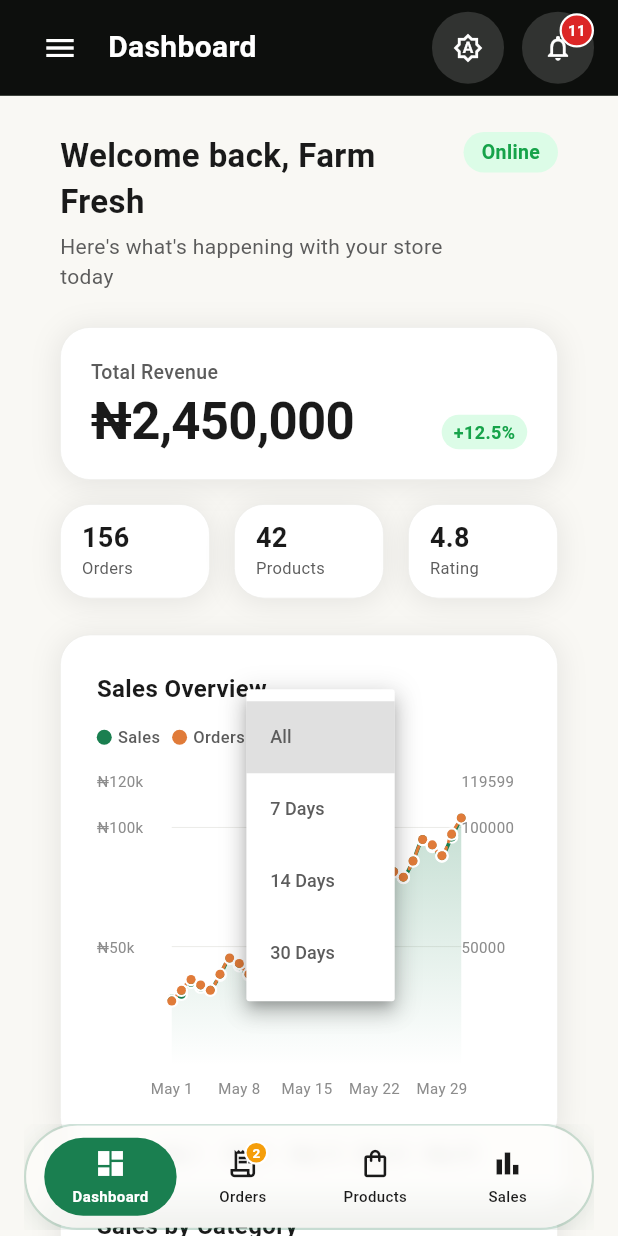
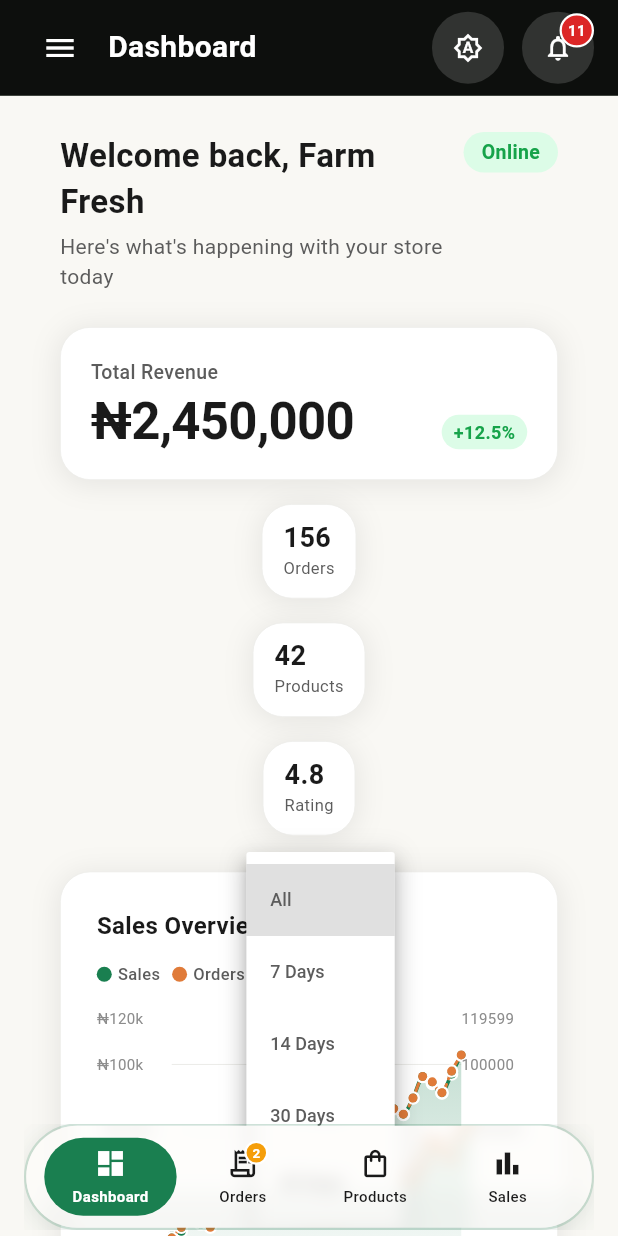
Before and after one commit to Delian21/growbox-vendor, a Flutter app: the MainLayout screen opened directly with empty values, after a tap on "All", on a phone screen of 412 x 824 dp. Run offline on Flutter 3.47's test engine with Material 3 defaults, Android fonts, the phone set to English and light mode, and no system bars; drawn by our look-alikes of fl_chart; our stand-ins replace flutter_staggered_animations, go_router, image_picker, shared_preferences; accounts and stored records are empty.

Commit message:
Dashboard hierarchy and restraint pass, dark-theme label fixes, gated dev link, email-verified confirmation, branding, palm oil image

```diff
--- a/lib/features/dashboard/dashboard_screen.dart
+++ b/lib/features/dashboard/dashboard_screen.dart
@@ -84,15 +84,18 @@ class _DashboardScreenState extends State<DashboardScreen> {
     }).toList();
   }
 
+  // Single-hue ramp: strongest shade = biggest share, 'Others' neutral.
+  // Colour encodes rank, so the donut and its legend stay readable without
+  // eight unrelated hues competing for attention.
   static const _categoryData = [
-    _CategoryData(label: 'Vegetables', percentage: 30, color: AppColors.primary),
-    _CategoryData(label: 'Fruits', percentage: 20, color: AppColors.success),
-    _CategoryData(label: 'Grains & Cereals', percentage: 13, color: AppColors.warning),
-    _CategoryData(label: 'Legumes & Pulses', percentage: 10, color: AppColors.info),
-    _CategoryData(label: 'Tuber & Roots', percentage: 8, color: AppColors.accent),
-    _CategoryData(label: 'Fresh Proteins', percentage: 6, color: AppColors.preparing),
-    _CategoryData(label: 'Oils', percentage: 8, color: AppColors.brandOrange),
-    _CategoryData(label: 'Others', percentage: 5, color: AppColors.ready),
+    _CategoryData(label: 'Vegetables', percentage: 30, color: Color(0xFF14532D)),
+    _CategoryData(label: 'Fruits', percentage: 20, color: Color(0xFF166534)),
+    _CategoryData(label: 'Grains & Cereals', percentage: 13, color: Color(0xFF15803D)),
+    _CategoryData(label: 'Legumes & Pulses', percentage: 10, color: Color(0xFF16A34A)),
+    _CategoryData(label: 'Tuber & Roots', percentage: 8, color: Color(0xFF22C55E)),
+    _CategoryData(label: 'Oils', percentage: 8, color: Color(0xFF4ADE80)),
+    _CategoryData(label: 'Fresh Proteins', percentage: 6, color: Color(0xFF86EFAC)),
+    _CategoryData(label: 'Others', percentage: 5, color: Color(0xFFCBD5D1)),
   ];
 
   @override
@@ -195,6 +198,11 @@ class _DashboardScreenState extends State<DashboardScreen> {
       _StatCard(title: 'Rating', value: '4.8'),
     ];
 
+    return LayoutBuilder(
+      builder: (context, constraints) {
+        // Narrow screens: stack the secondary cards full-width instead of
+        // squeezing three columns into a phone row.
+        final stacked = constraints.maxWidth < 520;
         return AnimatedSwitcher(
           duration: const Duration(milliseconds: 350),
           child: _isRefreshing
@@ -203,6 +211,17 @@ class _DashboardScreenState extends State<DashboardScreen> {
                   children: [
                     const GrowboxCard(padding: EdgeInsets.all(20), child: StatCardSkeleton()),
                     const SizedBox(height: AppDimensions.lg),
+                    if (stacked)
+                      const Column(
+                        children: [
+                          GrowboxCard(padding: EdgeInsets.all(14), child: StatCardSkeleton()),
+                          SizedBox(height: AppDimensions.lg),
+                          GrowboxCard(padding: EdgeInsets.all(14), child: StatCardSkeleton()),
+                          SizedBox(height: AppDimensions.lg),
+                          GrowboxCard(padding: EdgeInsets.all(14), child: StatCardSkeleton()),
+                        ],
+                      )
+                    else
                       Row(
                         children: [
                           for (var i = 0; i < 3; i++) ...[
@@ -218,6 +237,16 @@ class _DashboardScreenState extends State<DashboardScreen> {
                   children: [
                     _buildPrimaryStatCard(context, primary, isDark),
                     const SizedBox(height: AppDimensions.lg),
+                    if (stacked)
+                      Column(
+                        children: [
+                          for (var i = 0; i < secondary.length; i++) ...[
+                            if (i > 0) const SizedBox(height: AppDimensions.lg),
+                            _buildSecondaryStatCard(context, secondary[i], isDark),
+                          ],
+                        ],
+                      )
+                    else
                       Row(
                         children: [
                           for (var i = 0; i < secondary.length; i++) ...[
@@ -228,6 +257,8 @@ class _DashboardScreenState extends State<DashboardScreen> {
                       ),
                   ],
                 ),
+        );
+      },
     );
   }
 
@@ -668,7 +699,7 @@ class _DashboardScreenState extends State<DashboardScreen> {
             height: 180,
             child: PieChart(
               PieChartData(
-                sectionsSpace: 4,
+                sectionsSpace: 2,
                 centerSpaceRadius: 50,
                 sections: _categoryData.map((cat) {
                   return PieChartSectionData(
@@ -686,7 +717,12 @@ class _DashboardScreenState extends State<DashboardScreen> {
                     ),
                     badgeWidget: null,
                     titlePositionPercentageOffset: 0.55,
-                    borderSide: BorderSide.none,
+                    // Hairline in the card's surface colour — keeps adjacent
+                    // ramp shades distinguishable without adding new hues.
+                    borderSide: BorderSide(
+                      color: isDark ? AppColors.darkSurface : AppColors.secondarySurface,
+                      width: 2,
+                    ),
                   );
                 }).toList(),
               ),
@@ -822,7 +858,7 @@ class _DashboardScreenState extends State<DashboardScreen> {
               const SizedBox(height: AppDimensions.sm),
               Row(
                 children: [
-                  Text(order.amount, style: TextStyle(fontSize: 14, fontWeight: FontWeight.w600, color: AppColors.primary)),
+                  Text(order.amount, style: TextStyle(fontSize: 14, fontWeight: FontWeight.w600, color: isDark ? AppColors.darkTextPrimary : AppColors.textPrimary)),
                   const Spacer(),
                   Text(order.time, style: TextStyle(fontSize: 12, color: isDark ? AppColors.darkTextTertiary : AppColors.textTertiary)),
                 ],
@@ -891,10 +927,10 @@ class _DashboardScreenState extends State<DashboardScreen> {
   // ── QUICK ACTIONS — compact bento (vertical stack for right column) ──
   Widget _buildQuickActionsBento(BuildContext context, bool isDark) {
     final actions = [
-      _QuickAction(icon: Icons.add_shopping_cart_outlined, label: 'Add Product', route: '/products', color: AppColors.primary, bgColor: AppColors.primarySurface),
-      _QuickAction(icon: Icons.receipt_long_outlined, label: 'View Orders', route: '/orders', color: AppColors.info, bgColor: AppColors.infoLight),
-      _QuickAction(icon: Icons.bar_chart_outlined, label: 'Sales Report', route: '/sales', color: AppColors.success, bgColor: AppColors.successLight),
-      _QuickAction(icon: Icons.store_outlined, label: 'My Store', route: '/store', color: AppColors.warning, bgColor: AppColors.warningLight),
+      _QuickAction(icon: Icons.add_shopping_cart_outlined, label: 'Add Product', route: '/products'),
+      _QuickAction(icon: Icons.receipt_long_outlined, label: 'View Orders', route: '/orders'),
+      _QuickAction(icon: Icons.bar_chart_outlined, label: 'Sales Report', route: '/sales'),
+      _QuickAction(icon: Icons.store_outlined, label: 'My Store', route: '/store'),
     ];
 
     return GrowboxCard(
@@ -918,12 +954,12 @@ class _DashboardScreenState extends State<DashboardScreen> {
                 child: Container(
                   padding: const EdgeInsets.symmetric(horizontal: 12, vertical: 10),
                   decoration: BoxDecoration(
-                    color: isDark ? AppColors.darkSurfaceVariant : action.bgColor.withValues(alpha: 0.5),
+                    color: isDark ? AppColors.darkSurfaceVariant : AppColors.surfaceVariant,
                     borderRadius: BorderRadius.circular(AppDimensions.radiusMd),
                   ),
                   child: Row(
                     children: [
-                      Icon(action.icon, size: 18, color: action.color),
+                      Icon(action.icon, size: 18, color: isDark ? AppColors.darkTextSecondary : AppColors.textSecondary),
                       const SizedBox(width: 10),
                       Expanded(
                         child: Text(action.label, style: TextStyle(fontSize: 13, fontWeight: FontWeight.w500, color: isDark ? AppColors.darkTextPrimary : AppColors.textPrimary)),
@@ -956,8 +992,7 @@ class _OrderItem {
 class _QuickAction {
   final IconData icon;
   final String label, route;
-  final Color color, bgColor;
-  _QuickAction({required this.icon, required this.label, required this.route, required this.color, required this.bgColor});
+  _QuickAction({required this.icon, required this.label, required this.route});
 }
 
 class _ChartData {
```
Lines whose indentation alone changed are shown as unchanged.
